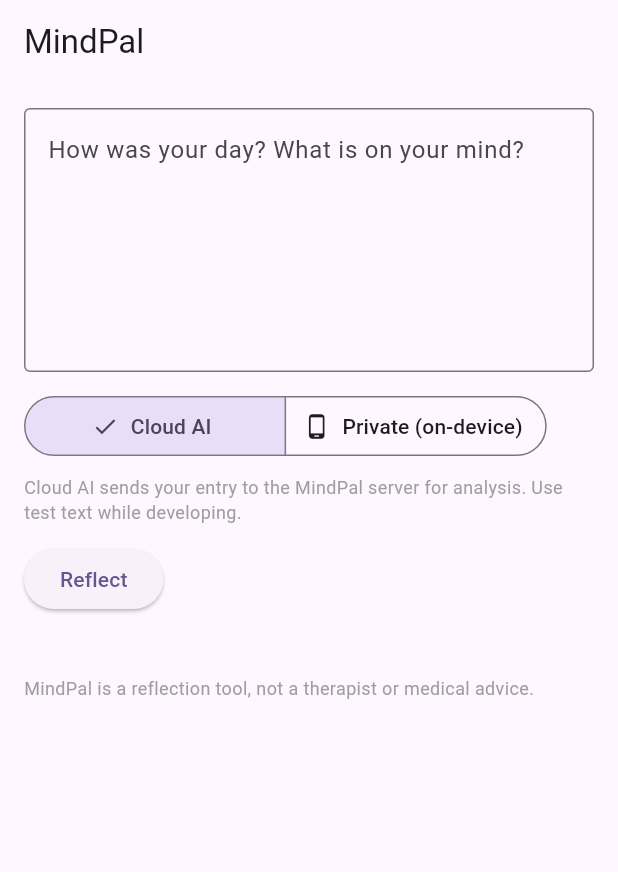
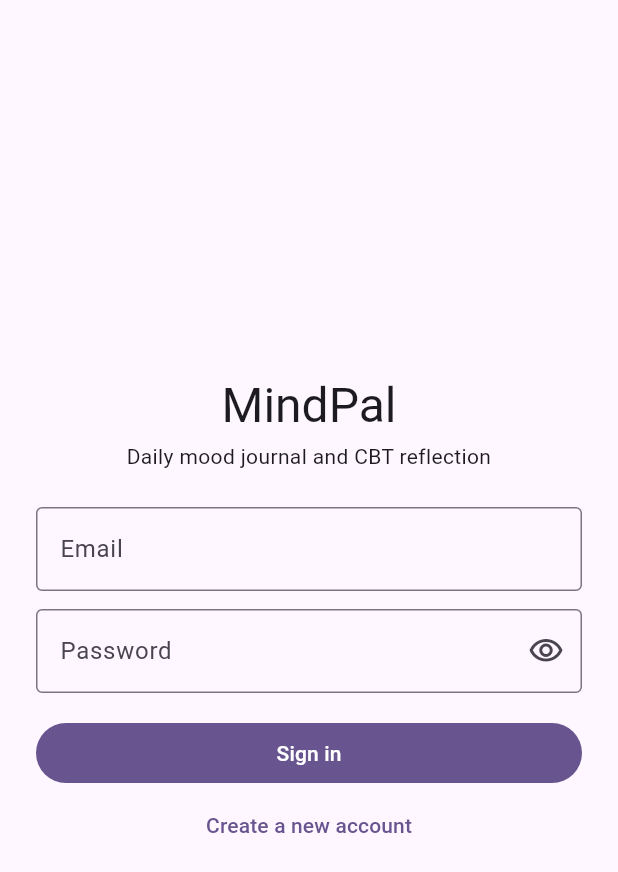
Before and after one commit to SyedaNaqvi512/mindpal, a Flutter app: the screen it shows after launch, on a phone screen of 412 x 824 dp. Shown: the top 872 px of the screen. Run offline on Flutter 3.47's test engine with Material 3 defaults, Android fonts, the phone set to English and light mode, and no system bars; our stand-ins replace flutter_secure_storage, sqflite_sqlcipher; missing offline and left inert: flutter_edge_ai, flutter_edge_ai_mediapipe; accounts and stored records are empty.

Commit message:
Week 6: Flutter vertical slice (login, cloud reflection, local save)

```diff
--- a/lib/main.dart
+++ b/lib/main.dart
@@ -2,7 +2,7 @@
 import 'package:flutter_edge_ai/flutter_edge_ai.dart';
 import 'package:flutter_edge_ai_mediapipe/flutter_edge_ai_mediapipe.dart';
 
-import 'screens/journal_screen.dart';
+import 'screens/auth_gate.dart';
 
 Future<void> main() async {
   WidgetsFlutterBinding.ensureInitialized();
@@ -32,7 +32,7 @@
         ),
         useMaterial3: true,
       ),
-      home: const JournalScreen(),
+      home: const AuthGate(),
     );
   }
 }
--- /dev/null
+++ b/lib/screens/auth_gate.dart
@@ -0,0 +1,36 @@
+import 'package:flutter/material.dart';
+
+import '../services/auth_service.dart';
+import 'journal_screen.dart';
+import 'login_screen.dart';
+
+/// Shows the journal when signed in, and the login screen otherwise.
+class AuthGate extends StatefulWidget {
+  const AuthGate({super.key});
+
+  @override
+  State<AuthGate> createState() => _AuthGateState();
+}
+
+class _AuthGateState extends State<AuthGate> {
+  bool? _signedIn;
+
+  @override
+  void initState() {
+    super.initState();
+    AuthService.instance.isSignedIn().then((value) {
+      if (mounted) setState(() => _signedIn = value);
+    });
+  }
+
+  @override
+  Widget build(BuildContext context) {
+    final signedIn = _signedIn;
+    if (signedIn == null) {
+      return const Scaffold(body: Center(child: CircularProgressIndicator()));
+    }
+    return signedIn
+        ? JournalScreen(onSignedOut: () => setState(() => _signedIn = false))
+        : LoginScreen(onSignedIn: () => setState(() => _signedIn = true));
+  }
+}
--- /dev/null
+++ b/lib/screens/login_screen.dart
@@ -0,0 +1,139 @@
+import 'package:flutter/material.dart';
+
+import '../services/auth_service.dart';
+
+class LoginScreen extends StatefulWidget {
+  const LoginScreen({super.key, required this.onSignedIn});
+  final VoidCallback onSignedIn;
+
+  @override
+  State<LoginScreen> createState() => _LoginScreenState();
+}
+
+class _LoginScreenState extends State<LoginScreen> {
+  final _name = TextEditingController();
+  final _email = TextEditingController();
+  final _password = TextEditingController();
+  bool _register = false;
+  bool _loading = false;
+  bool _hidden = true;
+  String? _error;
+
+  Future<void> _submit() async {
+    setState(() {
+      _loading = true;
+      _error = null;
+    });
+    try {
+      if (_register) {
+        await AuthService.instance
+            .register(_name.text, _email.text, _password.text);
+      } else {
+        await AuthService.instance.login(_email.text, _password.text);
+      }
+      if (!mounted) return;
+      widget.onSignedIn();
+    } on AuthException catch (e) {
+      if (!mounted) return;
+      setState(() => _error = e.message);
+    } finally {
+      if (mounted) setState(() => _loading = false);
+    }
+  }
+
+  @override
+  void dispose() {
+    _name.dispose();
+    _email.dispose();
+    _password.dispose();
+    super.dispose();
+  }
+
+  @override
+  Widget build(BuildContext context) {
+    return Scaffold(
+      body: SafeArea(
+        child: Center(
+          child: SingleChildScrollView(
+            padding: const EdgeInsets.all(24),
+            child: ConstrainedBox(
+              constraints: const BoxConstraints(maxWidth: 420),
+              child: Column(
+                crossAxisAlignment: CrossAxisAlignment.stretch,
+                children: [
+                  Text('MindPal',
+                      textAlign: TextAlign.center,
+                      style: Theme.of(context).textTheme.headlineLarge),
+                  const SizedBox(height: 4),
+                  const Text('Daily mood journal and CBT reflection',
+                      textAlign: TextAlign.center),
+                  const SizedBox(height: 24),
+                  if (_register) ...[
+                    TextField(
+                      controller: _name,
+                      decoration: const InputDecoration(
+                          labelText: 'Display name',
+                          border: OutlineInputBorder()),
+                    ),
+                    const SizedBox(height: 12),
+                  ],
+                  TextField(
+                    controller: _email,
+                    keyboardType: TextInputType.emailAddress,
+                    decoration: const InputDecoration(
+                        labelText: 'Email', border: OutlineInputBorder()),
+                  ),
+                  const SizedBox(height: 12),
+                  TextField(
+                    controller: _password,
+                    obscureText: _hidden,
+                    decoration: InputDecoration(
+                      labelText: 'Password',
+                      helperText: _register
+                          ? 'At least 8 characters, with a letter and a digit'
+                          : null,
+                      border: const OutlineInputBorder(),
+                      suffixIcon: IconButton(
+                        icon: Icon(_hidden
+                            ? Icons.visibility_outlined
+                            : Icons.visibility_off_outlined),
+                        onPressed: () => setState(() => _hidden = !_hidden),
+                      ),
+                    ),
+                  ),
+                  if (_error != null) ...[
+                    const SizedBox(height: 12),
+                    Text(_error!,
+                        style: TextStyle(
+                            color: Theme.of(context).colorScheme.error)),
+                  ],
+                  const SizedBox(height: 16),
+                  FilledButton(
+                    onPressed: _loading ? null : _submit,
+                    child: _loading
+                        ? const SizedBox(
+                            height: 20,
+                            width: 20,
+                            child: CircularProgressIndicator(strokeWidth: 2))
+                        : Text(_register ? 'Create account' : 'Sign in'),
+                  ),
+                  TextButton(
+                    onPressed: _loading
+                        ? null
+                        : () => setState(() {
+                              _register = !_register;
+                              _error = null;
+                            }),
+                    child: Text(_register
+                        ? 'I already have an account'
+                        : 'Create a new account'),
+                  ),
+                ],
+              ),
+            ),
+          ),
+        ),
+      ),
+    );
+  }
+}
--- a/lib/services/cloud_reflection_engine.dart
+++ b/lib/services/cloud_reflection_engine.dart
@@ -1,43 +1,35 @@
-import 'dart:convert';
-
-import 'package:http/http.dart' as http;
-
+import 'auth_service.dart';
 import 'reflection_engine.dart';
 
 class CloudReflectionEngine implements ReflectionEngine {
-  CloudReflectionEngine({String? baseUrl, http.Client? client})
-      : _baseUrl = baseUrl ??
-            const String.fromEnvironment(
-              'API_BASE_URL',
-              defaultValue: 'http://10.0.2.2:5141',
-            ),
-        _client = client ?? http.Client();
-
-  final String _baseUrl;
-  final http.Client _client;
+  CloudReflectionEngine();
 
   @override
-  Future<String> reflect(String entry) async {
+  Future<ReflectionResult> reflect(String entry) async {
     try {
-      final response = await _client
-          .post(
-            Uri.parse('$_baseUrl/reflect'),
-            headers: {'Content-Type': 'application/json'},
-            body: jsonEncode({'text': entry}),
-          )
+      final response = await AuthService.instance
+          .authorizedPost('/reflect', {'text': entry})
           .timeout(const Duration(seconds: 60));
-
-      final data = jsonDecode(response.body) as Map<String, dynamic>;
+      final data = decodeJson(response.body);
 
       if (response.statusCode == 200) {
-                return (data['reflection'] as String)
+        final text = (data['reflection'] as String)
             .replaceAll('**', '')
             .replaceAll('*', '')
             .trim();
+        if (data['safety'] == true) {
+          return ReflectionResult(text: text, safety: true);
+        }
+        final structured = data['structured'];
+        return ReflectionResult(
+          text: text,
+          pattern: structured is Map ? structured['thinkingPattern'] as String? : null,
+          serverId: data['reflectionId'] as String?,
+        );
       }
-      throw ReflectionException(
-        (data['error'] as String?) ?? 'Something went wrong. Please try again.',
-      );
+      throw ReflectionException(problemMessage(data));
+    } on SessionExpiredException {
+      rethrow;
     } on ReflectionException {
       rethrow;
     } catch (_) {
--- a/lib/services/reflection_service.dart
+++ b/lib/services/reflection_service.dart
@@ -45,7 +45,7 @@
 ''';
 
   @override
-  Future<String> reflect(String entry) async {
+   Future<ReflectionResult> reflect(String entry) async {
     await init();
     final session = await _model!.createSession();
     try {
@@ -53,7 +53,9 @@
         Message.text(text: _buildPrompt(entry), isUser: true),
       );
       final reply = await session.getResponse();
-      return reply.replaceAll('**', '').replaceAll('*', '').trim();
+            return ReflectionResult(
+        text: reply.replaceAll('**', '').replaceAll('*', '').trim(),
+      );
     } finally {
       await session.close();
     }
```
Also changed, not shown: lib/screens/journal_screen.dart (+115 -8 lines), lib/services/auth_service.dart (added, +170 -0 lines), lib/services/database_service.dart (+59 -1 lines), lib/services/reflection_engine.dart (+16 -1 lines), 1 other file.
